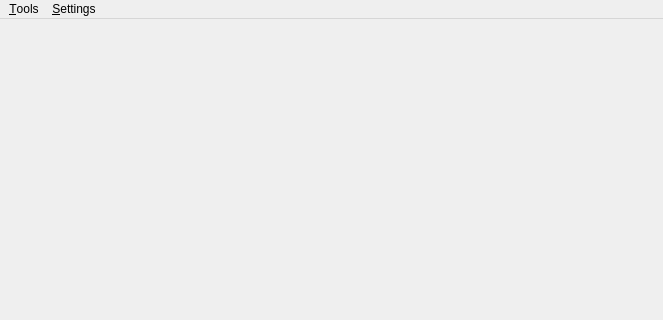
Above: editor/mainwindow.ui from laowan/stark3d before the change; both pictures show x 0 to 663 and y 0 to 320 of the 663 by 561 pixel window. Below: the same form after it.
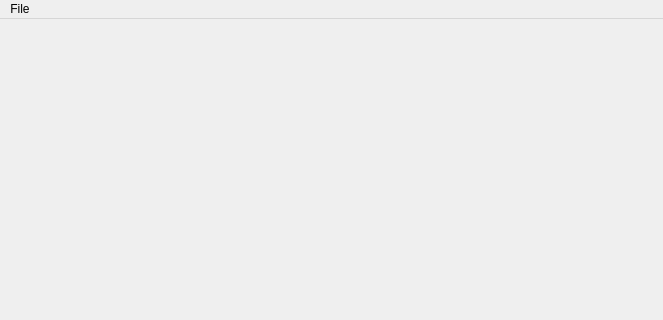
That is the form after the change.

Patch:
```diff
--- a/editor/mainwindow.ui
+++ b/editor/mainwindow.ui
@@ -32,21 +32,15 @@
      <x>0</x>
      <y>0</y>
      <width>663</width>
-     <height>26</height>
+     <height>23</height>
     </rect>
    </property>
-   <widget class="QMenu" name="menu_Tools">
+   <widget class="QMenu" name="menuFile">
     <property name="title">
-     <string>&amp;Tools</string>
+     <string>File</string>
     </property>
    </widget>
-   <widget class="QMenu" name="menu_Settings">
-    <property name="title">
-     <string>&amp;Settings</string>
-    </property>
-   </widget>
-   <addaction name="menu_Tools"/>
-   <addaction name="menu_Settings"/>
+   <addaction name="menuFile"/>
   </widget>
  </widget>
  <layoutdefault spacing="6" margin="11"/>
```
Left out of the diff: 126 changed lines with no effect on the pictures.
